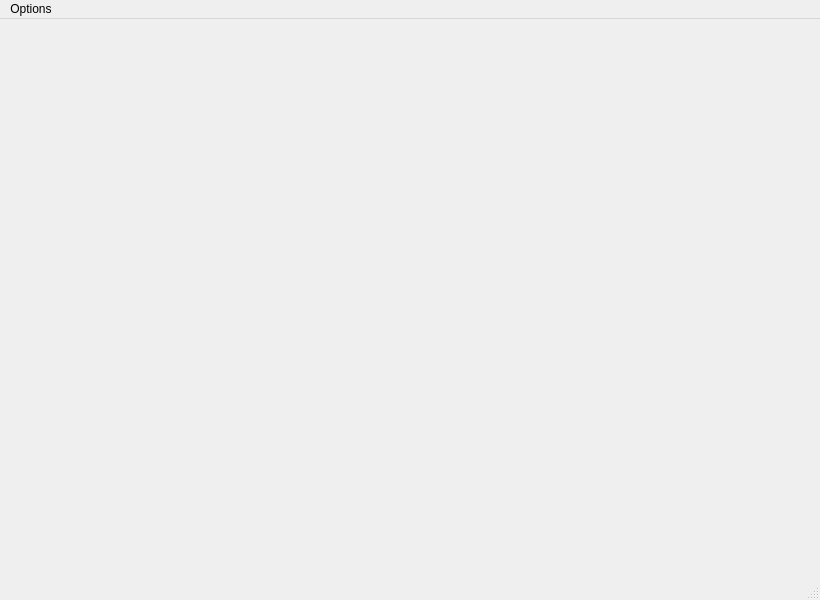
First picture: the form in interface/main.ui, repository RingoOrigo/VRChat-Automated-Unfriend, before the edit.
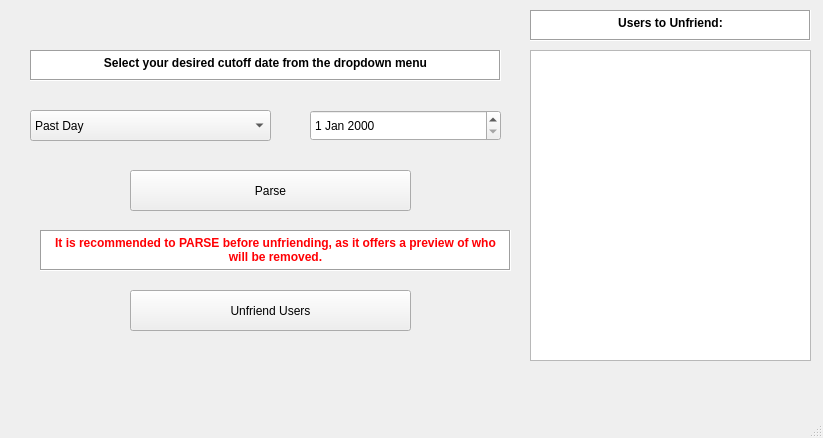
Second picture: the form after the edit.

Commit message: Preliminary logic for handling bulk unfriending

What changed in the file:
```diff
--- a/interface/main.ui
+++ b/interface/main.ui
@@ -6,31 +6,165 @@
    <rect>
     <x>0</x>
     <y>0</y>
-    <width>820</width>
-    <height>600</height>
+    <width>823</width>
+    <height>438</height>
    </rect>
   </property>
   <property name="windowTitle">
    <string>VRCAU</string>
   </property>
   <widget class="QWidget" name="centralwidget">
-   <widget class="QLabel" name="profilePicture">
+   <widget class="QComboBox" name="dropdownBox">
     <property name="geometry">
      <rect>
-      <x>20</x>
-      <y>20</y>
-      <width>291</width>
-      <height>191</height>
+      <x>30</x>
+      <y>110</y>
+      <width>241</width>
+      <height>31</height>
      </rect>
     </property>
+    <item>
+     <property name="text">
+      <string>Past Day</string>
+     </property>
+    </item>
+    <item>
+     <property name="text">
+      <string>Past Week</string>
+     </property>
+    </item>
+    <item>
+     <property name="text">
+      <string>Past Month</string>
+     </property>
+    </item>
+    <item>
+     <property name="text">
+      <string>Past Year</string>
+     </property>
+    </item>
+    <item>
+     <property name="text">
+      <string>Before Specified Date</string>
+     </property>
+    </item>
+   </widget>
+   <widget class="QDateEdit" name="dateBox">
+    <property name="geometry">
+     <rect>
+      <x>310</x>
+      <y>110</y>
+      <width>191</width>
+      <height>31</height>
+     </rect>
+    </property>
+   </widget>
+   <widget class="QTextBrowser" name="parsedListText">
+    <property name="geometry">
+     <rect>
+      <x>530</x>
+      <y>50</y>
+      <width>281</width>
+      <height>311</height>
+     </rect>
+    </property>
+   </widget>
+   <widget class="QTextBrowser" name="parseListHeader">
+    <property name="geometry">
+     <rect>
+      <x>530</x>
+      <y>10</y>
+      <width>281</width>
+      <height>31</height>
+     </rect>
+    </property>
+    <property name="frameShape">
+     <enum>QFrame::Shape::Box</enum>
+    </property>
+    <property name="html">
+     <string>&lt;!DOCTYPE HTML PUBLIC &quot;-//W3C//DTD HTML 4.0//EN&quot; &quot;http://www.w3.org/TR/REC-html40/strict.dtd&quot;&gt;
+&lt;html&gt;&lt;head&gt;&lt;meta name=&quot;qrichtext&quot; content=&quot;1&quot; /&gt;&lt;meta charset=&quot;utf-8&quot; /&gt;&lt;style type=&quot;text/css&quot;&gt;
+p, li { white-space: pre-wrap; }
+hr { height: 1px; border-width: 0; }
+li.unchecked::marker { content: &quot;\2610&quot;; }
+li.checked::marker { content: &quot;\2612&quot;; }
+&lt;/style&gt;&lt;/head&gt;&lt;body style=&quot; font-family:'Segoe UI'; font-size:9pt; font-weight:400; font-style:normal;&quot;&gt;
+&lt;p align=&quot;center&quot; style=&quot; margin-top:0px; margin-bottom:0px; margin-left:0px; margin-right:0px; -qt-block-indent:0; text-indent:0px;&quot;&gt;&lt;span style=&quot; font-weight:700;&quot;&gt;Users to Unfriend:&lt;/span&gt;&lt;/p&gt;&lt;/body&gt;&lt;/html&gt;</string>
+    </property>
+   </widget>
+   <widget class="QTextBrowser" name="headingLabel">
+    <property name="geometry">
+     <rect>
+      <x>30</x>
+      <y>50</y>
+      <width>471</width>
+      <height>31</height>
+     </rect>
+    </property>
+    <property name="frameShape">
+     <enum>QFrame::Shape::Box</enum>
+    </property>
+    <property name="html">
+     <string>&lt;!DOCTYPE HTML PUBLIC &quot;-//W3C//DTD HTML 4.0//EN&quot; &quot;http://www.w3.org/TR/REC-html40/strict.dtd&quot;&gt;
+&lt;html&gt;&lt;head&gt;&lt;meta name=&quot;qrichtext&quot; content=&quot;1&quot; /&gt;&lt;meta charset=&quot;utf-8&quot; /&gt;&lt;style type=&quot;text/css&quot;&gt;
+p, li { white-space: pre-wrap; }
+hr { height: 1px; border-width: 0; }
+li.unchecked::marker { content: &quot;\2610&quot;; }
+li.checked::marker { content: &quot;\2612&quot;; }
+&lt;/style&gt;&lt;/head&gt;&lt;body style=&quot; font-family:'Segoe UI'; font-size:9pt; font-weight:400; font-style:normal;&quot;&gt;
+&lt;p align=&quot;center&quot; style=&quot; margin-top:0px; margin-bottom:0px; margin-left:0px; margin-right:0px; -qt-block-indent:0; text-indent:0px;&quot;&gt;&lt;span style=&quot; font-weight:700;&quot;&gt;Select your desired cutoff date from the dropdown menu&lt;/span&gt;&lt;/p&gt;&lt;/body&gt;&lt;/html&gt;</string>
+    </property>
+   </widget>
+   <widget class="QPushButton" name="parseButton">
+    <property name="geometry">
+     <rect>
+      <x>130</x>
+      <y>170</y>
+      <width>281</width>
+      <height>41</height>
+     </rect>
+    </property>
     <property name="text">
-     <string/>
+     <string>Parse</string>
     </property>
-    <property name="textFormat">
-     <enum>Qt::TextFormat::PlainText</enum>
+   </widget>
+   <widget class="QPushButton" name="unfriendButton">
+    <property name="geometry">
+     <rect>
+      <x>130</x>
+      <y>290</y>
+      <width>281</width>
+      <height>41</height>
+     </rect>
     </property>
-    <property name="scaledContents">
-     <bool>true</bool>
+    <property name="text">
+     <string>Unfriend Users</string>
+    </property>
+   </widget>
+   <widget class="QTextBrowser" name="parseWarningLabel">
+    <property name="geometry">
+     <rect>
+      <x>40</x>
+      <y>230</y>
+      <width>471</width>
+      <height>41</height>
+     </rect>
+    </property>
+    <property name="frameShape">
+     <enum>QFrame::Shape::Box</enum>
+    </property>
+    <property name="verticalScrollBarPolicy">
+     <enum>Qt::ScrollBarPolicy::ScrollBarAlwaysOff</enum>
+    </property>
+    <property name="html">
+     <string>&lt;!DOCTYPE HTML PUBLIC &quot;-//W3C//DTD HTML 4.0//EN&quot; &quot;http://www.w3.org/TR/REC-html40/strict.dtd&quot;&gt;
+&lt;html&gt;&lt;head&gt;&lt;meta name=&quot;qrichtext&quot; content=&quot;1&quot; /&gt;&lt;meta charset=&quot;utf-8&quot; /&gt;&lt;style type=&quot;text/css&quot;&gt;
+p, li { white-space: pre-wrap; }
+hr { height: 1px; border-width: 0; }
+li.unchecked::marker { content: &quot;\2610&quot;; }
+li.checked::marker { content: &quot;\2612&quot;; }
+&lt;/style&gt;&lt;/head&gt;&lt;body style=&quot; font-family:'Segoe UI'; font-size:9pt; font-weight:400; font-style:normal;&quot;&gt;
+&lt;p align=&quot;center&quot; style=&quot; margin-top:0px; margin-bottom:0px; margin-left:0px; margin-right:0px; -qt-block-indent:0; text-indent:0px;&quot;&gt;&lt;span style=&quot; font-weight:700; color:#ff0004;&quot;&gt;It is recommended to PARSE before unfriending, as it offers a preview of who will be removed.&lt;/span&gt;&lt;/p&gt;&lt;/body&gt;&lt;/html&gt;</string>
     </property>
    </widget>
   </widget>
@@ -42,19 +176,13 @@
     <rect>
      <x>0</x>
      <y>0</y>
-     <width>820</width>
+     <width>823</width>
      <height>33</height>
     </rect>
    </property>
    <property name="nativeMenuBar">
     <bool>true</bool>
    </property>
-   <widget class="QMenu" name="menuOptions">
-    <property name="title">
-     <string>Options</string>
-    </property>
-   </widget>
-   <addaction name="menuOptions"/>
   </widget>
   <widget class="QStatusBar" name="statusbar">
    <property name="enabled">
```
The commit also changes 5 other files.
